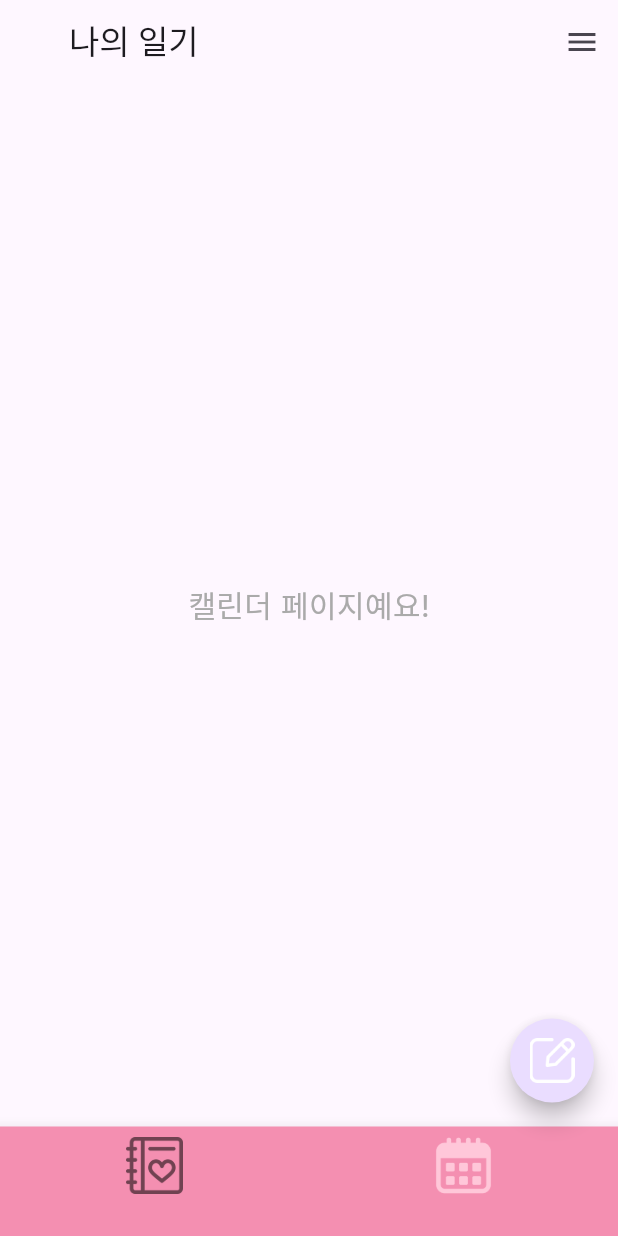
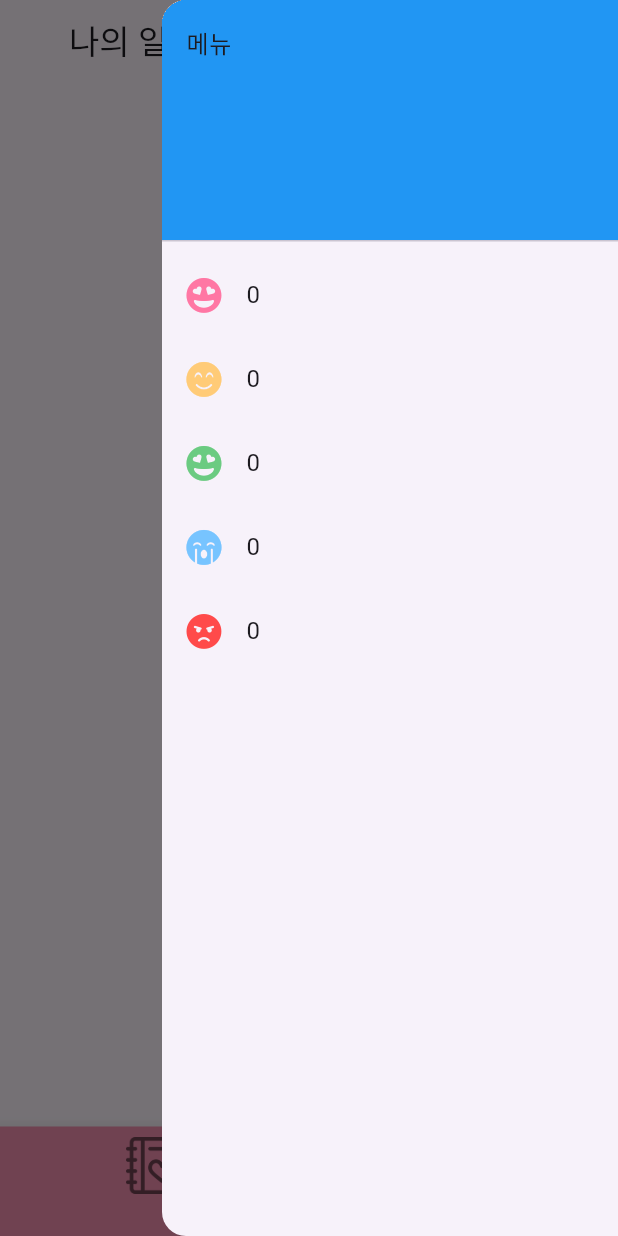
Before and after one commit to youngju6143/Dailary, a Flutter app: the screen it shows after launch, item 2 of the bottom bar chosen, after a tap on the "menu" icon, on a phone screen of 412 x 824 dp. Run offline on Flutter 3.47's test engine with Material 3 defaults, Android fonts, the phone set to English and light mode, and no system bars; network calls fail; Roboto replaces fonts that are missing (Inter).

Commit message:
feat: emotion counting 기능구현 및 API 연결

```diff
--- a/dailary/lib/main.dart
+++ b/dailary/lib/main.dart
@@ -27,6 +27,9 @@ class PageWidget extends StatefulWidget {
 
 class PageWidgetState extends State<PageWidget> {
   final PageController pageController = PageController();
+  GlobalKey<ScaffoldState> _scaffoldKey = GlobalKey(); // Scaffold 상태를 관리하기 위한 키
+  Map<String, int> emotionCounts = {};
+  final ApiService apiService = ApiService();
   int selectedIndex = 0;
 
   final List<Widget> options = <Widget>[
@@ -47,7 +50,14 @@ class PageWidgetState extends State<PageWidget> {
 
   @override
   Widget build(BuildContext context) {
+    Future<void> fetchEmotionCount() async {
+      final Map<String, int> counts = await apiService.fetchEmotionCounts();
+      setState(() {
+        emotionCounts = counts;
+      });
+  }
     return Scaffold(
+      key: _scaffoldKey,
       appBar: AppBar(
         title: const Padding(
           padding: EdgeInsets.only(left: 30.0),
@@ -60,10 +70,50 @@ class PageWidgetState extends State<PageWidget> {
           IconButton(
             icon: const Icon(Icons.menu),
             onPressed: () {
-              print('메뉴버튼 눌림');
+              fetchEmotionCount();
+              _scaffoldKey.currentState!.openEndDrawer();
+              print(emotionCounts);
             },
           )
         ],
+      ),
+      endDrawer: Drawer( // 사이드바 구현
+        child: ListView(
+          padding: EdgeInsets.zero,
+          children: <Widget>[
+            DrawerHeader(
+              child: Text('메뉴'),
+              decoration: BoxDecoration(
+                color: Colors.blue,
+              ),
+            ),
+            EmotionListItem(
+              iconData: const IconData(0xf584, fontFamily: 'Emotion'),
+              count: emotionCounts['행복해요'] ?? 0,
+              color: const Color.fromARGB(255, 255, 119, 164),
+            ),
+            EmotionListItem(
+              iconData: const IconData(0xf5b8, fontFamily: 'Emotion'),
+              count: emotionCounts['좋아요'] ?? 0,
+              color: Color.fromARGB(255, 255, 203, 119),
+            ),
+            EmotionListItem(
+              iconData: const IconData(0xf584, fontFamily: 'Emotion'),
+              count: emotionCounts['그럭저럭'] ?? 0,
+              color: Color.fromARGB(255, 107, 203, 129),
+            ),
+            EmotionListItem(
+              iconData: const IconData(0xf5b3, fontFamily: 'Emotion'),
+              count: emotionCounts['슬퍼요'] ?? 0,
+              color: const Color.fromARGB(255, 119, 196, 255),
+            ),
+            EmotionListItem(
+              iconData: const IconData(0xf556, fontFamily: 'Emotion'),
+              count: emotionCounts['화나요'] ?? 0,
+              color: const Color.fromARGB(255, 255, 74, 74),
+            ),
+          ],
+        ),
       ),
       body: PageView(
           controller: pageController,
@@ -110,6 +160,29 @@ class PageWidgetState extends State<PageWidget> {
             ),
           ],
         ),
+    );
+  }
+}
+
+class EmotionListItem extends StatelessWidget {
+  final IconData iconData;
+  final int count;
+  final Color color;
+
+  EmotionListItem({
+    required this.iconData,
+    required this.count,
+    required this.color,
+  });
+
+  @override
+  Widget build(BuildContext context) {
+    return ListTile(
+      leading: Icon(
+        iconData,
+        color: color,
+      ),
+      title: Text('$count'),
     );
   }
 }
@@ -167,6 +240,7 @@ class _DailyWidgetState extends State<DailyWidget> {
   }
 }
 
+
 class CalendarWidget extends StatelessWidget {
   @override
   Widget build(BuildContext context) {
@@ -187,6 +261,7 @@ class CalendarWidget extends StatelessWidget {
   }
 }
 
+
 class ApiService {
   final String baseUrl = "http://localhost:8080";
 
@@ -205,4 +280,16 @@ class ApiService {
       return [];
     }
   }
+  Future<Map<String, int>> fetchEmotionCounts() async {
+    try {
+      final res = await http.get(Uri.parse(baseUrl + '/count_emotions'));
+      final Map<String, dynamic> jsonData = jsonDecode(res.body);
+      final Map<String, int> emotionCounts = Map<String, int>.from(jsonData);
+      print(emotionCounts);
+      return emotionCounts;
+    } catch (err) {
+      print('에러났다!! $err');
+      return {};
+    }
+  }
 }
```
Also changed, not shown: 1 other file.
